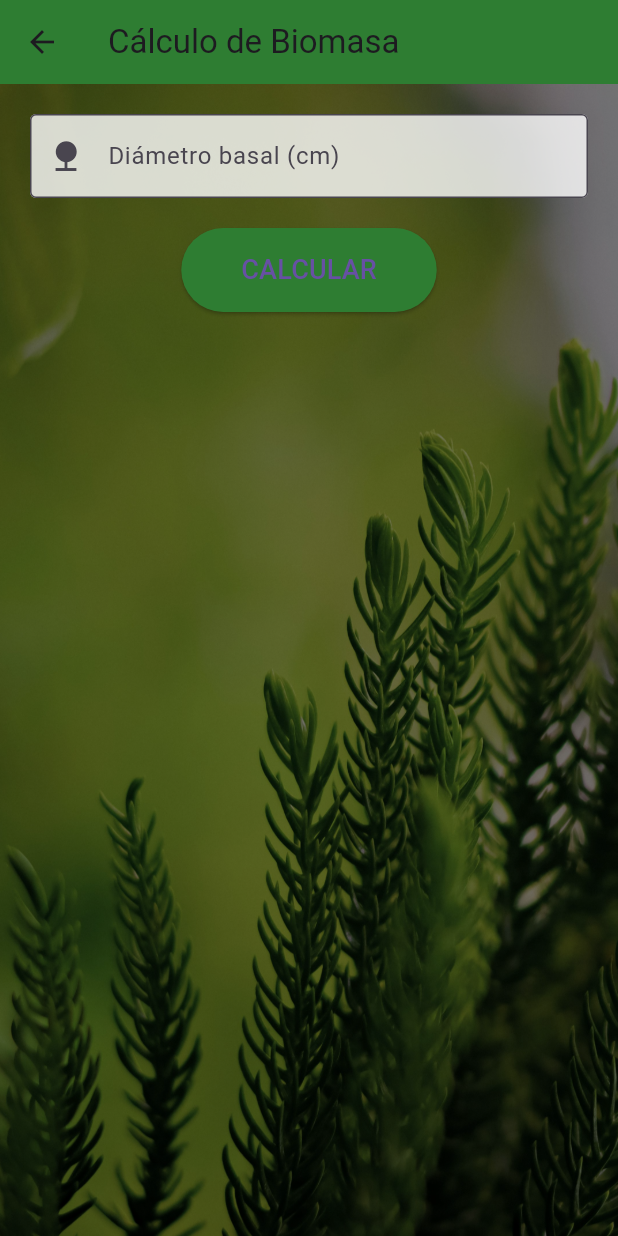
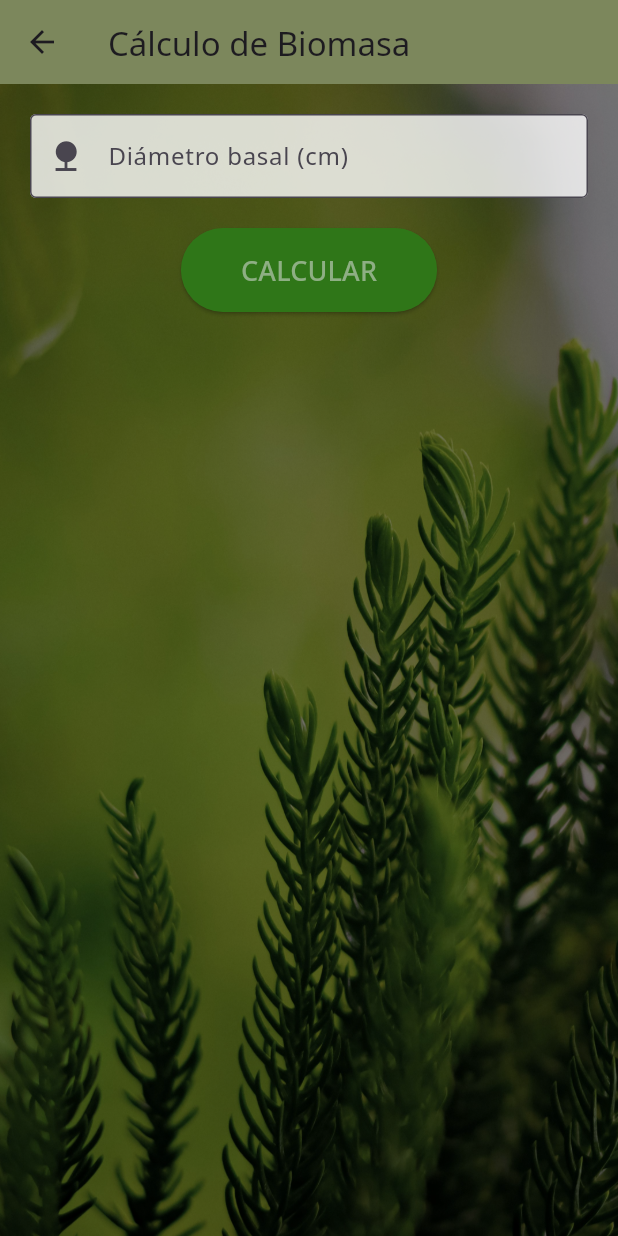
Before and after one commit to Ame-end/Aplicaciones_moviles, a Flutter app: the screen it shows after launch, after a tap on "Calcular Biomasa", on a phone screen of 412 x 824 dp. Run offline on Flutter 3.47's test engine with Material 3 defaults, Android fonts, the phone set to English and light mode, and no system bars; our stand-ins replace google_fonts.

Commit message:
Se actualiza la aplicación móvil

```diff
--- a/calculadora_forestal/lib/configurations/app_theme.dart
+++ b/calculadora_forestal/lib/configurations/app_theme.dart
@@ -1,24 +1,9 @@
 import 'package:flutter/material.dart';
 
-/// Clase que define el tema de la aplicación
-/// incluyendo colores, estilos de texto y temas de AppBar.
 class AppTheme {
-  /// Tema claro de la aplicación
-  static final ThemeData lightTheme = ThemeData(
-    // Define el color primario de la aplicación
-    primarySwatch: Colors.brown,
-    appBarTheme: AppBarTheme(
-      color: const Color.fromARGB(255, 92, 145, 1),
-      titleTextStyle: const TextStyle(
-        fontSize: 20,
-        fontWeight: FontWeight.bold,
-        color: Colors.white,
-      ),
-    ),
-  );
-
   static const TextStyle resultTextStyle = TextStyle(
     fontSize: 18,
     fontWeight: FontWeight.bold,
+    color: Colors.white,
   );
 }
--- a/calculadora_forestal/lib/main.dart
+++ b/calculadora_forestal/lib/main.dart
@@ -1,5 +1,6 @@
 import 'package:flutter/material.dart';
 import 'package:calculadora_forestal/screens/home_screen.dart';
+import 'package:google_fonts/google_fonts.dart';
 
 void main() {
   runApp(const MyApp());
@@ -12,8 +13,12 @@ class MyApp extends StatelessWidget {
   Widget build(BuildContext context) {
     return MaterialApp(
       title: 'Calculadora Forestal',
-      theme: ThemeData(primarySwatch: Colors.green),
+      theme: ThemeData(
+        scaffoldBackgroundColor: Color.fromARGB(255, 124, 135, 92),
+        textTheme: GoogleFonts.notoSansTextTheme(),
+      ),
       home: const HomeScreen(),
+      debugShowCheckedModeBanner: false,
     );
   }
 }
--- a/calculadora_forestal/lib/screens/home_screen.dart
+++ b/calculadora_forestal/lib/screens/home_screen.dart
@@ -28,10 +28,14 @@ class HomeScreen extends StatelessWidget {
             ),
           ),
         ),
-        // Centra los botones en la pantalla
+        // Centra los botones en la pantalla y coloca el botón de desarrolladores abajo
+        child: Column(
+          mainAxisAlignment: MainAxisAlignment.center,
+          children: [
+            Expanded(
               child: Center(
                 child: Column(
-            mainAxisAlignment: MainAxisAlignment.center,
+                  mainAxisSize: MainAxisSize.min,
                   children: [
                     // Botón para calcular volumen
                     BotonCalcular(
@@ -65,6 +69,38 @@ class HomeScreen extends StatelessWidget {
                 ),
               ),
             ),
+            // Botón de ojo para visualizar desarrolladores
+            Padding(
+              padding: const EdgeInsets.only(bottom: 24.0),
+              child: IconButton(
+                icon: const Icon(
+                  Icons.remove_red_eye,
+                  size: 35,
+                  color: Colors.white,
+                ),
+                tooltip: 'Ver desarrolladores',
+                onPressed: () {
+                  showDialog(
+                    context: context,
+                    builder: (context) => AlertDialog(
+                      title: const Text('Desarrolladores'),
+                      content: const Text(
+                        'Amelia Mendoza López\nElton Yael',
+                      ), // Cambia por los nombres reales
+                      actions: [
+                        TextButton(
+                          onPressed: () => Navigator.pop(context),
+                          child: const Text('Cerrar'),
+                        ),
+                      ],
+                    ),
+                  );
+                },
+              ),
+            ),
+          ],
+        ),
+      ),
     );
   }
 }
--- a/calculadora_forestal/lib/screens/ventana_biomasa.dart
+++ b/calculadora_forestal/lib/screens/ventana_biomasa.dart
@@ -1,5 +1,6 @@
 import 'package:flutter/material.dart';
 import 'package:calculadora_forestal/configurations/app_theme.dart';
+import 'package:google_fonts/google_fonts.dart';
 import 'dart:math';
 
 /// Pantalla para calcular la biomasa de un árbol
@@ -83,7 +84,7 @@ class _VentanaBiomasaState extends State<VentanaBiomasa> {
     return Scaffold(
       appBar: AppBar(
         title: const Text('Cálculo de Biomasa'),
-        backgroundColor: Colors.green[800],
+        backgroundColor: Color.fromARGB(255, 124, 135, 92),
       ),
       body: Container(
         decoration: const BoxDecoration(
@@ -112,7 +113,8 @@ class _VentanaBiomasaState extends State<VentanaBiomasa> {
               ElevatedButton(
                 onPressed: calcularBiomasa,
                 style: ElevatedButton.styleFrom(
-                  backgroundColor: Colors.green[800],
+                  backgroundColor: Color.fromARGB(255, 47, 118, 24),
+                  foregroundColor: Color.fromARGB(255, 142, 175, 132),
                   padding: const EdgeInsets.symmetric(
                     horizontal: 40,
                     vertical: 15,
--- a/calculadora_forestal/pubspec.yaml
+++ b/calculadora_forestal/pubspec.yaml
@@ -34,10 +34,12 @@ dependencies:
   # The following adds the Cupertino Icons font to your application.
   # Use with the CupertinoIcons class for iOS style icons.
   cupertino_icons: ^1.0.8
+  google_fonts: ^6.2.1
 
 dev_dependencies:
   flutter_test:
     sdk: flutter
+    google_fonts: ^6.2.1
 
   # The "flutter_lints" package below contains a set of recommended lints to
   # encourage good coding practices. The lint set provided by the package is
```
Also changed, not shown: calculadora_forestal/lib/screens/fondo_Biomasa.jpg (deleted), calculadora_forestal/pubspec.lock, 1 other file. Lines whose indentation alone changed are shown as unchanged.
